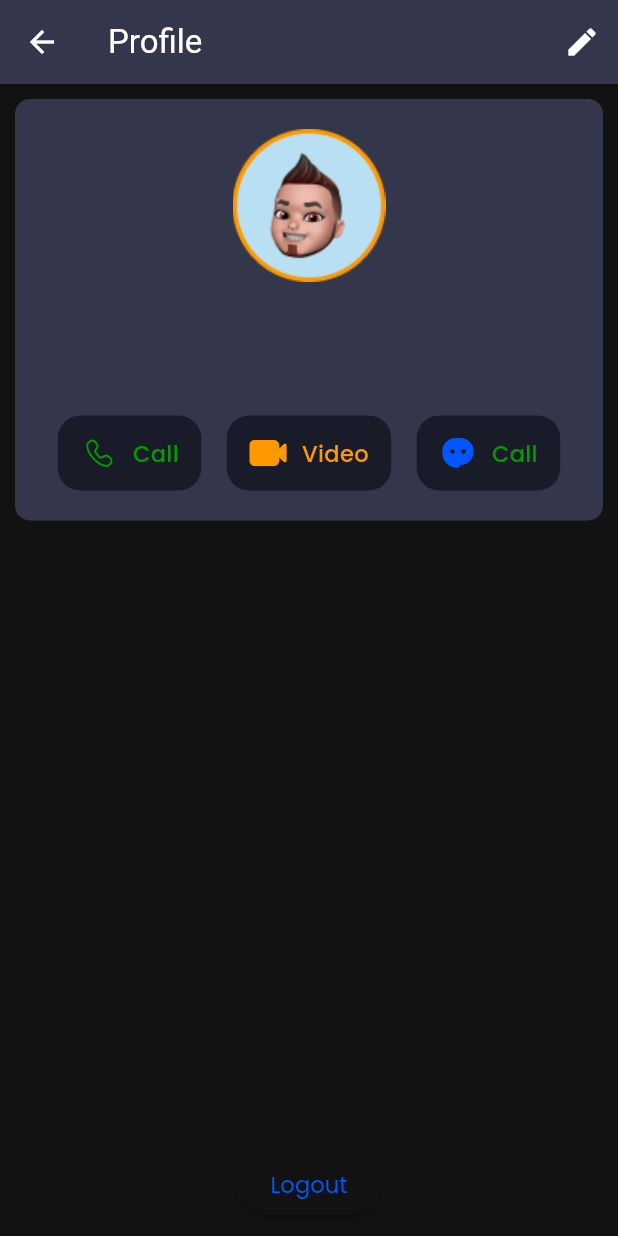
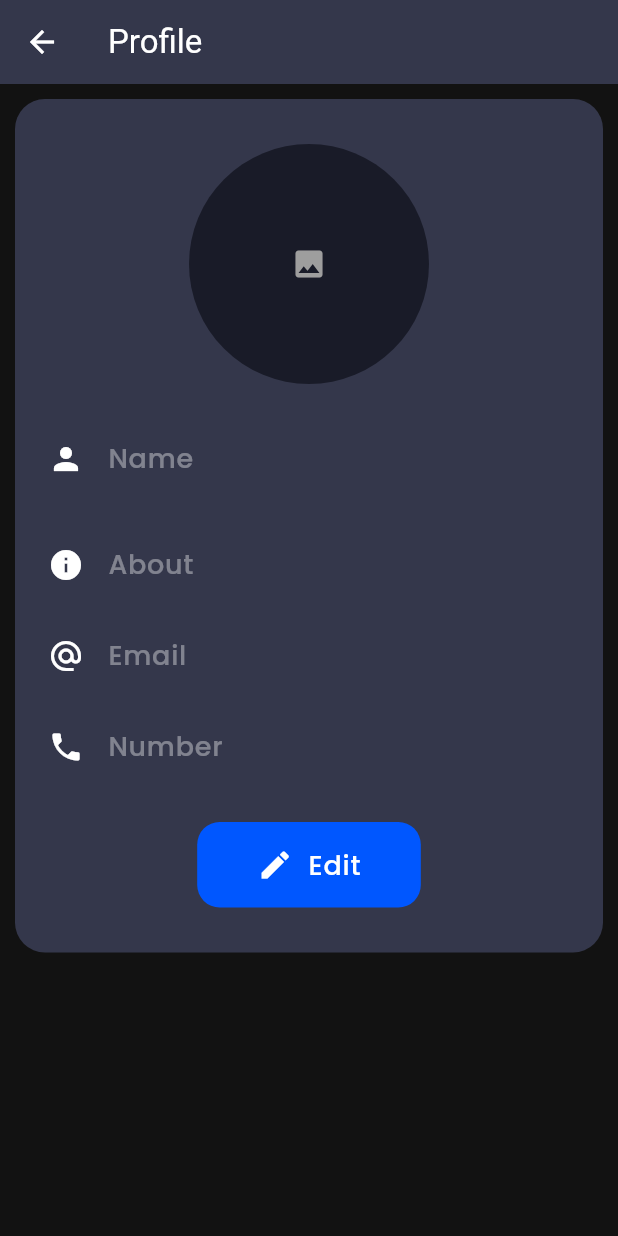
Before and after one commit to sismart286/SamparkChatApp_flutter, a Flutter app: the HomePage screen opened by its route, after a tap on the "more vert" icon, on a phone screen of 412 x 824 dp. Run offline on Flutter 3.47's test engine with Material 3 defaults, Android fonts, the phone set to English and light mode, and no system bars; our stand-ins replace cloud_firestore, firebase_auth, firebase_core, flutter_svg, get, image_picker and 1 more; missing offline and left inert: firebase_app_check; accounts and stored records are empty; network calls fail; statements that could not run were skipped.

Commit message:
i save this current changes for repair my pc

```diff
--- a/lib/Config/PagePath.dart
+++ b/lib/Config/PagePath.dart
@@ -2,7 +2,7 @@ import 'package:get/get.dart';
 import 'package:sampark_chat_app_25/Pages/Auth/AuthPage.dart';
 import 'package:sampark_chat_app_25/Pages/Chat/ChatPage.dart';
 import 'package:sampark_chat_app_25/Pages/Home/HomePage.dart';
-import 'package:sampark_chat_app_25/Pages/UserProfile/ProfilePage.dart';
+import 'package:sampark_chat_app_25/Pages/UserProfile/UserProfilePage.dart';
 import 'package:sampark_chat_app_25/Pages/UserProfile/UpdateProfile.dart';
 
 var pagePath = [
@@ -21,14 +21,14 @@ var pagePath = [
     page: () => ChatPage(),
     transition: Transition.rightToLeft,
   ),
-  GetPage(
-    name: "/profilePage",
-    page: () => UserProfilePage(),
-    transition: Transition.rightToLeft,
-  ),
-  GetPage(
-    name: "/updateProfilePage",
-    page: () => UserUpdateProfile(),
-    transition: Transition.rightToLeft,
-  ),
+  // GetPage(
+  //   name: "/profilePage",
+  //   page: () => UserProfilePage(),
+  //   transition: Transition.rightToLeft,
+  // ),
+  // GetPage(
+  //   name: "/updateProfilePage",
+  //   page: () => UserUpdateProfile(),
+  //   transition: Transition.rightToLeft,
+  // ),
 ];
--- /dev/null
+++ b/lib/Controller/ImagePicker.dart
@@ -0,0 +1,19 @@
+import 'dart:developer';
+
+import 'package:get/get.dart';
+import 'package:image_picker/image_picker.dart';
+
+class ImagePickerController extends GetxController {
+  final ImagePicker picker = ImagePicker();
+
+  Future<String> pickImage() async {
+    final XFile? image = await picker.pickImage(source: ImageSource.gallery);
+    if (image != null) {
+      log(image!.path.toString());
+    } else {
+      log("Image not picked");
+    }
+
+    return "";
+  }
+}
--- a/lib/Controller/ProfileController.dart
+++ b/lib/Controller/ProfileController.dart
@@ -1,6 +1,7 @@
 import 'package:cloud_firestore/cloud_firestore.dart';
 import 'package:firebase_auth/firebase_auth.dart';
 import 'package:get/get.dart';
+import 'package:image_picker/image_picker.dart';
 import 'package:sampark_chat_app_25/Model/UserModel.dart';
 
 class ProfileController extends GetxController {
--- a/lib/Model/UserModel.dart
+++ b/lib/Model/UserModel.dart
@@ -4,9 +4,21 @@ class UserModel {
   String? email;
   String? profileImage;
   String? phoneNumber;
+  String? about;
+  String? createdAt;
+  String? lastOnlineStatus;
+  String? status;
 
   UserModel(
-      {this.id, this.name, this.email, this.profileImage, this.phoneNumber});
+      {this.id,
+      this.name,
+      this.email,
+      this.profileImage,
+      this.phoneNumber,
+      this.about,
+      this.createdAt,
+      this.lastOnlineStatus,
+      this.status});
 
   UserModel.fromJson(Map<String, dynamic> json) {
     id = json["id"];
@@ -14,6 +26,10 @@ class UserModel {
     email = json["email"];
     profileImage = json["profileImage"];
     phoneNumber = json["phoneNumber"];
+    about = json["About"];
+    createdAt = json["CreatedAt"];
+    lastOnlineStatus = json["LastOnlineStatus"];
+    status = json["Status"];
   }
 
   static List<UserModel> fromList(List<Map<String, dynamic>> list) {
@@ -27,6 +43,10 @@ class UserModel {
     _data["email"] = email;
     _data["profileImage"] = profileImage;
     _data["phoneNumber"] = phoneNumber;
+    _data["About"] = about;
+    _data["CreatedAt"] = createdAt;
+    _data["LastOnlineStatus"] = lastOnlineStatus;
+    _data["Status"] = status;
     return _data;
   }
 }
--- a/lib/Pages/Home/HomePage.dart
+++ b/lib/Pages/Home/HomePage.dart
@@ -3,9 +3,11 @@ import 'package:flutter_svg/svg.dart';
 import 'package:get/get.dart';
 import 'package:sampark_chat_app_25/Config/Images.dart';
 import 'package:sampark_chat_app_25/Config/Strings.dart';
+import 'package:sampark_chat_app_25/Controller/ImagePicker.dart';
 import 'package:sampark_chat_app_25/Controller/ProfileController.dart';
 import 'package:sampark_chat_app_25/Pages/Home/Widget/ChatList.dart';
 import 'package:sampark_chat_app_25/Pages/Home/Widget/TabBar.dart';
+import 'package:sampark_chat_app_25/Pages/ProfilePage/ProfilePage.dart';
 
 class HomePage extends StatefulWidget {
   const HomePage({super.key});
@@ -19,6 +21,9 @@ class _HomePageState extends State<HomePage> with TickerProviderStateMixin {
   Widget build(BuildContext context) {
     TabController tabController = TabController(length: 3, vsync: this);
     ProfileController profileController = Get.put(ProfileController());
+
+    ImagePickerController imagePickerController =
+        Get.put(ImagePickerController());
 
     return Scaffold(
       appBar: AppBar(
@@ -35,12 +40,15 @@ class _HomePageState extends State<HomePage> with TickerProviderStateMixin {
         ),
         actions: [
           IconButton(
-            onPressed: () {},
+            onPressed: () {
+              imagePickerController.pickImage();
+            },
             icon: Icon(Icons.search),
           ),
           IconButton(
             onPressed: () {
-              Get.toNamed("/profilePage");
+              // Get.toNamed("/profilePage");
+              Get.to(() => ProfilePage());
             },
             icon: Icon(Icons.more_vert),
           ),
--- /dev/null
+++ b/lib/Pages/ProfilePage/ProfilePage.dart
@@ -0,0 +1,146 @@
+import 'dart:developer';
+
+import 'package:flutter/material.dart';
+import 'package:get/get.dart';
+import 'package:sampark_chat_app_25/Controller/ProfileController.dart';
+import 'package:sampark_chat_app_25/Widgets/PrimaryButton.dart';
+
+class ProfilePage extends StatelessWidget {
+  const ProfilePage({super.key});
+
+  @override
+  Widget build(BuildContext context) {
+    RxBool isEdit = false.obs;
+    ProfileController profileController = Get.put(ProfileController());
+
+    TextEditingController name =
+        TextEditingController(text: profileController.currentUser.value.name);
+    TextEditingController email =
+        TextEditingController(text: profileController.currentUser.value.email);
+    TextEditingController phone = TextEditingController(
+        text: profileController.currentUser.value.phoneNumber);
+    TextEditingController about =
+        TextEditingController(text: profileController.currentUser.value.about);
+    return Scaffold(
+      appBar: AppBar(
+        title: Text("Profile"),
+      ),
+      body: Padding(
+        padding: const EdgeInsets.all(10),
+        child: ListView(
+          children: [
+            Container(
+              padding: EdgeInsets.all(10),
+              // height: 300,
+              decoration: BoxDecoration(
+                  color: Theme.of(context).colorScheme.primaryContainer,
+                  borderRadius: BorderRadius.circular(20)),
+              child: Row(
+                children: [
+                  Expanded(
+                    child: Column(
+                      children: [
+                        SizedBox(height: 20),
+                        Row(
+                          mainAxisAlignment: MainAxisAlignment.center,
+                          children: [
+                            CircleAvatar(
+                              backgroundColor:
+                                  Theme.of(context).colorScheme.background,
+                              radius: 80,
+                              child: Icon(Icons.image),
+                            ),
+                          ],
+                        ),
+                        SizedBox(height: 20),
+                        Obx(
+                          () => TextField(
+                            controller: name,
+                            enabled: isEdit.value,
+                            decoration: InputDecoration(
+                              filled: isEdit.value,
+                              labelText: "Name",
+                              prefixIcon: Icon(
+                                Icons.person,
+                                color: Colors.white,
+                              ),
+                            ),
+                          ),
+                        ),
+                        SizedBox(height: 10),
+                        Obx(
+                          () => TextField(
+                            controller: about,
+                            enabled: isEdit.value,
+                            decoration: InputDecoration(
+                              filled: isEdit.value,
+                              labelText: "About",
+                              prefixIcon: Icon(
+                                Icons.info,
+                                color: Colors.white,
+                              ),
+                            ),
+                          ),
+                        ),
+                        TextField(
+                          controller: email,
+                          enabled: false,
+                          decoration: InputDecoration(
+                            filled: isEdit.value,
+                            labelText: "Email",
+                            prefixIcon: Icon(
+                              Icons.alternate_email,
+                              color: Colors.white,
+                            ),
+                          ),
+                        ),
+                        Obx(
+                          () => TextField(
+                            controller: phone,
+                            enabled: isEdit.value,
+                            decoration: InputDecoration(
+                              filled: isEdit.value,
+                              labelText: "Number",
+                              prefixIcon: Icon(
+                                Icons.phone,
+                                color: Colors.white,
+                              ),
+                            ),
+                          ),
+                        ),
+                        SizedBox(height: 20),
+                        Row(
+                          mainAxisAlignment: MainAxisAlignment.center,
+                          children: [
+                            Obx(
+                              () => isEdit.value
+                                  ? PrimaryButton(
+                                      btnName: "Save",
+                                      icon: Icons.save,
+                                      ontap: () {
+                                        isEdit.value = false;
+                                      },
+                                    )
+                                  : PrimaryButton(
+                                      btnName: "Edit",
+                                      icon: Icons.edit,
+                                      ontap: () {
+                                        isEdit.value = true;
+                                      },
+                                    ),
+                            ),
+                          ],
+                        ),
+                        SizedBox(height: 20),
+                      ],
+                    ),
+                  ),
+                ],
+              ),
+            ),
+          ],
+        ),
+      ),
+    );
+  }
+}
--- a/pubspec.yaml
+++ b/pubspec.yaml
@@ -41,8 +41,9 @@ dependencies:
   firebase_core: ^2.25.4 # For Firebase
   firebase_auth: ^4.17.4 # For Firebase Authentication
   cloud_firestore: ^4.15.4 # For Cloud Firestore
-  firebase_storage: ^11.6.5
+  firebase_storage: ^11.6.5 # For Firebase Storage
   firebase_app_check: ^0.2.1+6 # Use the correct latest version
+  image_picker: ^1.0.7
 
 dev_dependencies:
   flutter_test:
```
Also changed, not shown: lib/Pages/UserProfile/UserProfilePage.dart (renamed from lib/Pages/UserProfile/ProfilePage.dart), pubspec.lock, 5 other files.
